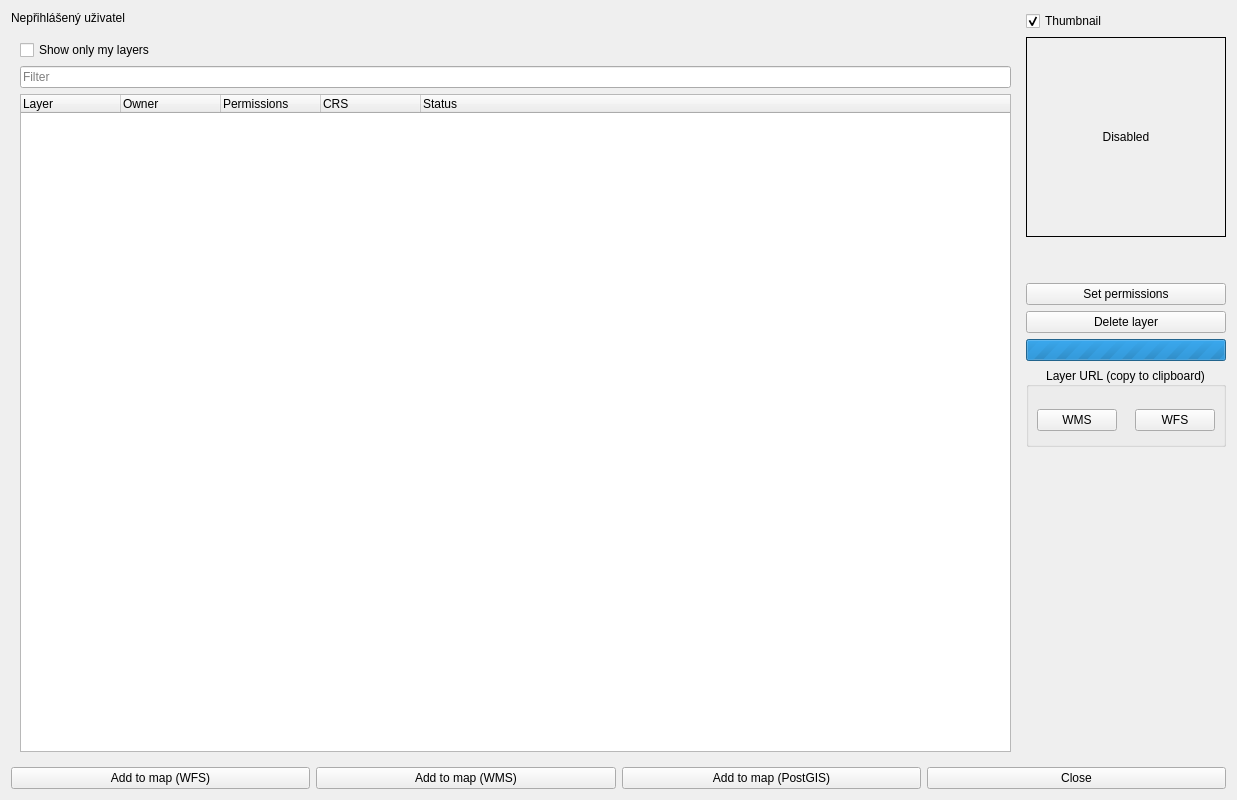
This is dlg_addLayer.ui in LESPROJEKT/qgis-layman-plugin as Qt 5 draws it before an edit. The edited form follows.
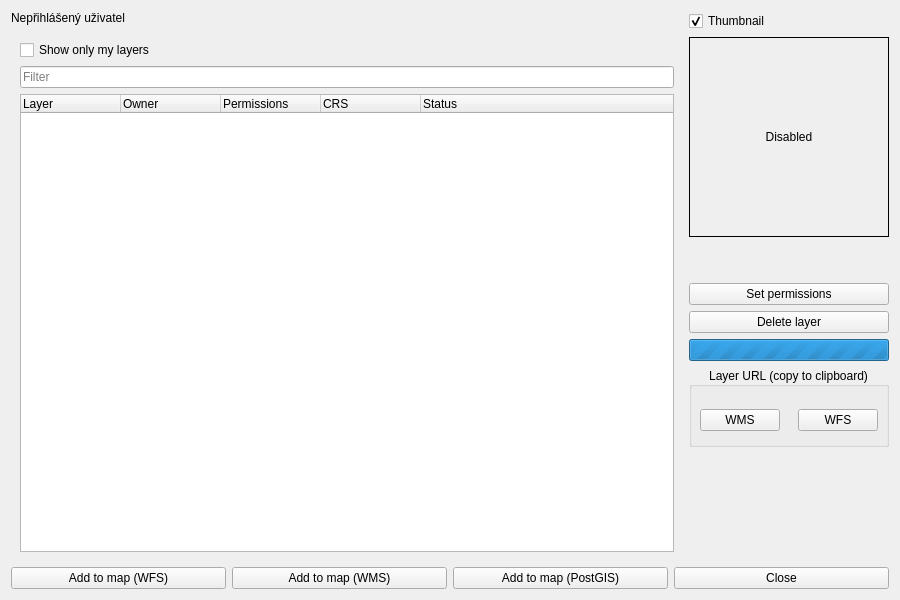
This is the edited form. Icons and pictures are not drawn. Custom widgets are drawn as their Qt base class.

Diff of the .ui file:
```diff
--- a/dlg_addLayer.ui
+++ b/dlg_addLayer.ui
@@ -9,8 +9,8 @@
    <rect>
     <x>0</x>
     <y>0</y>
-    <width>1237</width>
-    <height>800</height>
+    <width>900</width>
+    <height>600</height>
    </rect>
   </property>
   <property name="sizePolicy">
@@ -21,8 +21,8 @@
   </property>
   <property name="minimumSize">
    <size>
-    <width>800</width>
-    <height>600</height>
+    <width>500</width>
+    <height>350</height>
    </size>
   </property>
   <property name="maximumSize">
```
